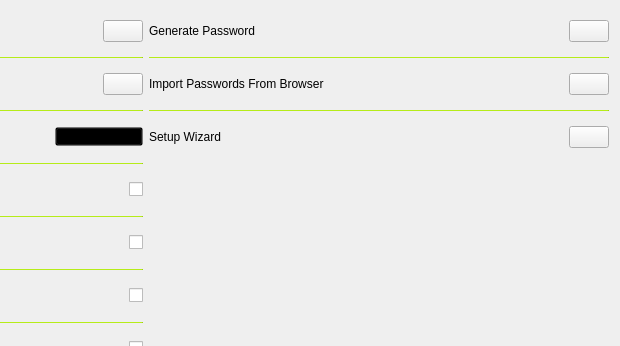
Old version of the form designs/xml/settings_tab.ui in the repository daniel-deru/WorkMate-3.0; both pictures show x 329 to 949 and y 0 to 346 of the 949 by 618 pixel window.
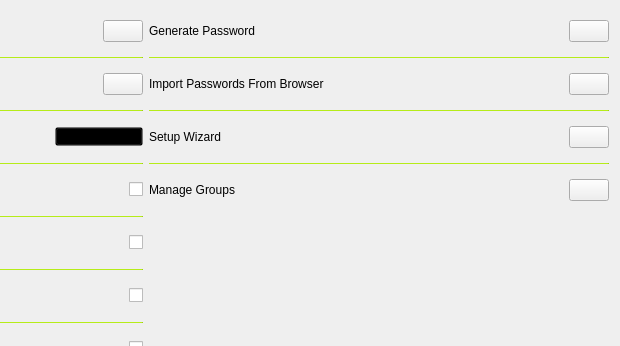
New version of the form. Icons and pictures are not drawn.

Commit message: added windows: group window, groups window, group view window

The edit to the form file:
```diff
--- a/designs/xml/settings_tab.ui
+++ b/designs/xml/settings_tab.ui
@@ -841,6 +841,58 @@
        </item>
       </layout>
      </item>
+     <item>
+      <widget class="QFrame" name="frame_13">
+       <property name="maximumSize">
+        <size>
+         <width>16777215</width>
+         <height>1</height>
+        </size>
+       </property>
+       <property name="styleSheet">
+        <string notr="true">background: #9ecd16;</string>
+       </property>
+       <property name="frameShape">
+        <enum>QFrame::HLine</enum>
+       </property>
+       <property name="frameShadow">
+        <enum>QFrame::Sunken</enum>
+       </property>
+      </widget>
+     </item>
+     <item>
+      <layout class="QHBoxLayout" name="horizontalLayout_14">
+       <item>
+        <widget class="QLabel" name="lbl_groups">
+         <property name="sizePolicy">
+          <sizepolicy hsizetype="Expanding" vsizetype="Preferred">
+           <horstretch>0</horstretch>
+           <verstretch>0</verstretch>
+          </sizepolicy>
+         </property>
+         <property name="minimumSize">
+          <size>
+           <width>0</width>
+           <height>40</height>
+          </size>
+         </property>
+         <property name="text">
+          <string>Manage Groups</string>
+         </property>
+        </widget>
+       </item>
+       <item>
+        <widget class="QPushButton" name="btn_groups">
+         <property name="cursor">
+          <cursorShape>PointingHandCursor</cursorShape>
+         </property>
+         <property name="text">
+          <string/>
+         </property>
+        </widget>
+       </item>
+      </layout>
+     </item>
      <item>
       <spacer name="verticalSpacer">
        <property name="orientation">
```
The commit also changes 16 other files.
